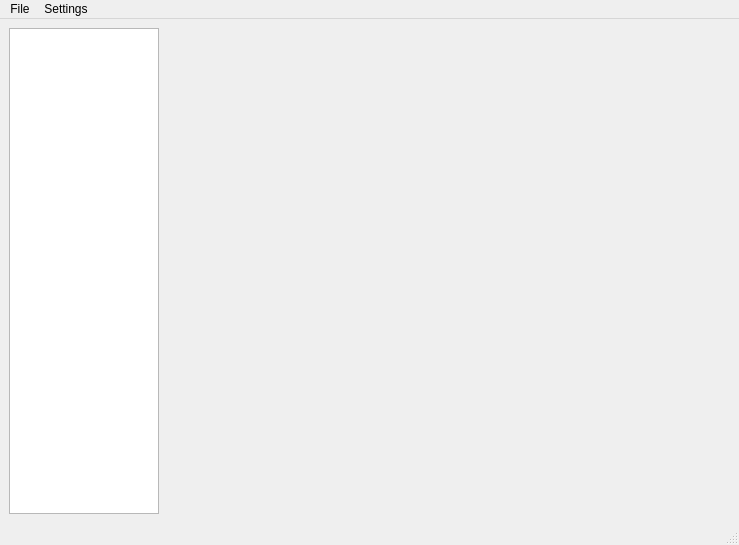
Old version of the form mainwindow.ui in the repository angel-acp10/qStocks.
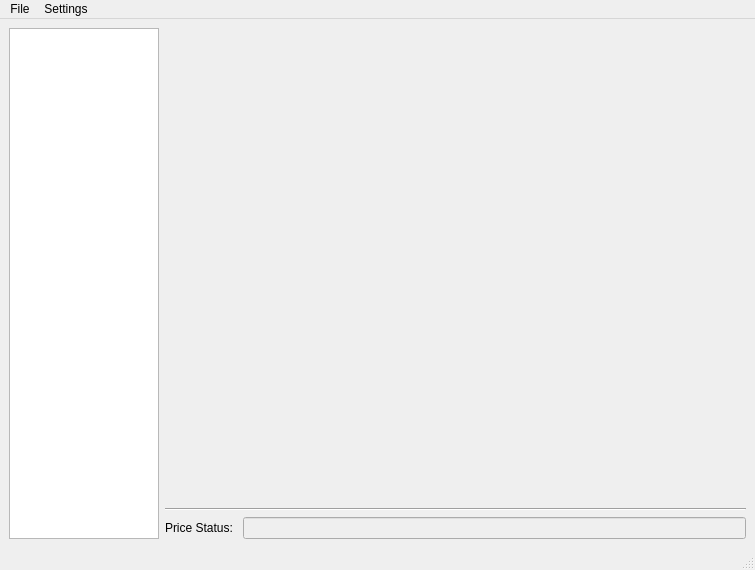
New version of the form.

Commit message: Price update status is shown on mainwindow

```diff
--- a/mainwindow.ui
+++ b/mainwindow.ui
@@ -6,18 +6,18 @@
    <rect>
     <x>0</x>
     <y>0</y>
-    <width>739</width>
-    <height>545</height>
+    <width>755</width>
+    <height>570</height>
    </rect>
   </property>
   <property name="windowTitle">
    <string>MainWindow</string>
   </property>
   <widget class="QWidget" name="centralwidget">
-   <layout class="QHBoxLayout" name="horizontalLayout_2">
+   <layout class="QHBoxLayout" name="horizontalLayout">
     <item>
-     <layout class="QHBoxLayout" name="horizontalLayout">
-      <item>
+     <layout class="QGridLayout" name="gridLayout">
+      <item row="0" column="0" rowspan="3">
        <widget class="QListWidget" name="mainMenu_listWidget">
         <property name="sizePolicy">
          <sizepolicy hsizetype="Fixed" vsizetype="Expanding">
@@ -63,13 +63,34 @@
         </property>
        </widget>
       </item>
-      <item>
+      <item row="0" column="1" colspan="2">
        <widget class="QStackedWidget" name="stackedWidget">
         <property name="currentIndex">
          <number>-1</number>
         </property>
        </widget>
       </item>
+      <item row="1" column="1" colspan="2">
+       <widget class="Line" name="line">
+        <property name="orientation">
+         <enum>Qt::Horizontal</enum>
+        </property>
+       </widget>
+      </item>
+      <item row="2" column="1">
+       <widget class="QLabel" name="priceStatus_label">
+        <property name="text">
+         <string>Price Status: </string>
+        </property>
+       </widget>
+      </item>
+      <item row="2" column="2">
+       <widget class="QLineEdit" name="priceStatus_lineEdit">
+        <property name="enabled">
+         <bool>false</bool>
+        </property>
+       </widget>
+      </item>
      </layout>
     </item>
    </layout>
@@ -79,7 +100,7 @@
     <rect>
      <x>0</x>
      <y>0</y>
-     <width>739</width>
+     <width>755</width>
      <height>21</height>
     </rect>
    </property>
```
The commit also changes 3 other files.
